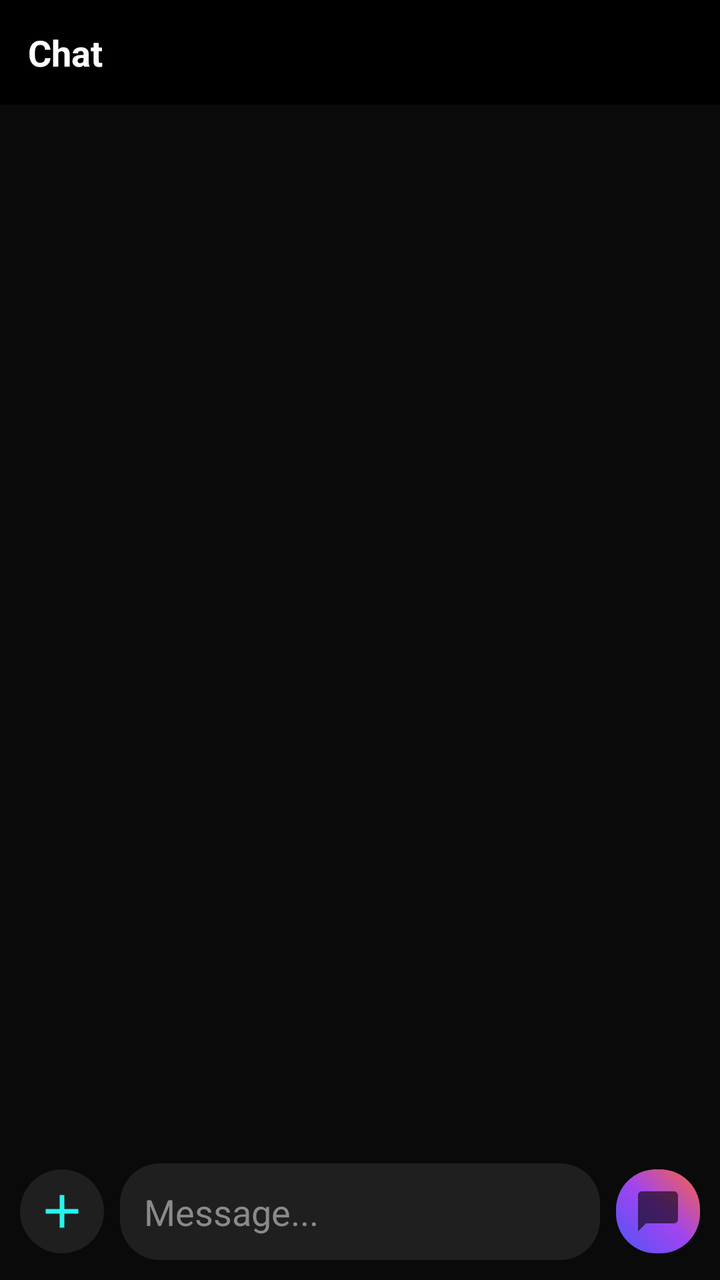
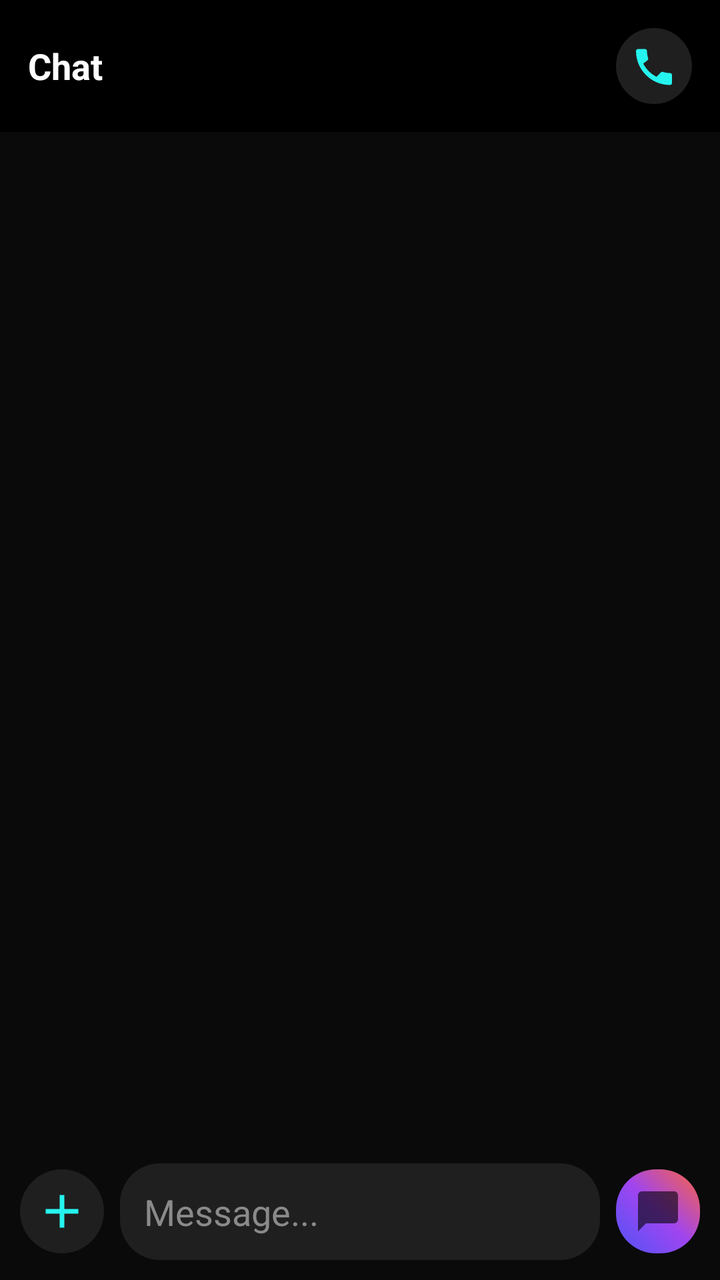

Screens rendered from an Android XML layout before and after an edit, with the pre-edit source and the edit as a unified diff.
<!-- AndroidManifest.xml: application theme Theme.BlankCT -->
<!-- res/layout/activity_chat.xml -->
<?xml version="1.0" encoding="utf-8"?>
<LinearLayout xmlns:android="http://schemas.android.com/apk/res/android"
    xmlns:app="http://schemas.android.com/apk/res-auto"
    android:layout_width="match_parent"
    android:layout_height="match_parent"
    android:orientation="vertical"
    android:background="@color/dark_bg">

    <LinearLayout
        android:layout_width="match_parent"
        android:layout_height="wrap_content"
        android:orientation="horizontal"
        android:gravity="center_vertical"
        android:background="@color/black"
        android:padding="14dp">

        <TextView
            android:id="@+id/tv_chat_header_title"
            android:layout_width="0dp"
            android:layout_height="wrap_content"
            android:layout_weight="1"
            android:text="Chat"
            android:textColor="@color/white"
            android:textSize="18sp"
            android:textStyle="bold" />

    </LinearLayout>

    <androidx.recyclerview.widget.RecyclerView
        android:id="@+id/rv_messages"
        android:layout_width="match_parent"
        android:layout_height="0dp"
        android:layout_weight="1"
        android:padding="8dp" />

    <LinearLayout
        android:layout_width="match_parent"
        android:layout_height="wrap_content"
        android:orientation="horizontal"
        android:gravity="center_vertical"
        android:background="@color/dark_bg"
        android:padding="10dp">

        <ImageButton
            android:id="@+id/btn_attach"
            android:layout_width="42dp"
            android:layout_height="42dp"
            android:background="@drawable/circle_icon_bg"
            android:src="@drawable/ic_add"
            app:tint="@color/tiktok_cyan"
            android:contentDescription="Attach" />

        <EditText
            android:id="@+id/et_message"
            android:layout_width="0dp"
            android:layout_height="wrap_content"
            android:layout_weight="1"
            android:hint="Message..."
            android:textColorHint="@color/text_secondary"
            android:textColor="@color/white"
            android:background="@drawable/bubble_received"
            android:padding="12dp"
            android:layout_marginHorizontal="8dp" />

        <ImageButton
            android:id="@+id/btn_send"
            android:layout_width="42dp"
            android:layout_height="42dp"
            android:background="@drawable/bubble_gradient_sent"
            android:src="@drawable/ic_chat"
            android:contentDescription="Send" />

    </LinearLayout>

</LinearLayout>
<!-- resources referenced by this layout -->
<resources>
  <color name="black">#000000</color>
  <color name="dark_bg">#0A0A0A</color>
  <color name="text_secondary">#8A8A8A</color>
  <color name="tiktok_cyan">#25F4EE</color>
  <color name="white">#FFFFFF</color>
  <!-- drawable bubble_gradient_sent (drawable) -->
  <?xml version="1.0" encoding="utf-8"?>
  <shape xmlns:android="http://schemas.android.com/apk/res/android">
      <gradient
          android:startColor="#4E54F6"
          android:centerColor="#A045F0"
          android:endColor="#FB6340"
          android:angle="45" />
      <corners android:radius="20dp" />
  </shape>
  <!-- drawable bubble_received (drawable) -->
  <?xml version="1.0" encoding="utf-8"?>
  <shape xmlns:android="http://schemas.android.com/apk/res/android">
      <solid android:color="#1F1F1F" />
      <corners android:radius="20dp" />
  </shape>
  <!-- drawable circle_icon_bg (drawable) -->
  <?xml version="1.0" encoding="utf-8"?>
  <shape xmlns:android="http://schemas.android.com/apk/res/android">
      <solid android:color="#1F1F1F" />
      <corners android:radius="999dp" />
  </shape>
  <!-- drawable ic_add (drawable) -->
  <vector xmlns:android="http://schemas.android.com/apk/res/android"
      android:width="28dp"
      android:height="28dp"
      android:viewportWidth="24"
      android:viewportHeight="24"
      android:tint="?attr/colorControlNormal">
      <path
          android:fillColor="@android:color/white"
          android:pathData="M19,13h-6v6h-2v-6H5v-2h6V5h2v6h6v2z" />
  </vector>
  <!-- drawable ic_chat (drawable) -->
  <vector xmlns:android="http://schemas.android.com/apk/res/android"
      android:width="24dp"
      android:height="24dp"
      android:viewportWidth="24"
      android:viewportHeight="24"
      android:tint="?attr/colorControlNormal">
      <path
          android:fillColor="@android:color/white"
          android:pathData="M20,2H4C2.9,2 2,2.9 2,4v18l4,-4h14c1.1,0 2,-0.9 2,-2V4C22,2.9 21.1,2 20,2z" />
  </vector>
  <style name="Theme.BlankCT" parent="Theme.MaterialComponents.DayNight.NoActionBar">
          <item name="colorPrimary">@color/tiktok_red</item>
          <item name="colorPrimaryVariant">@color/tiktok_red</item>
          <item name="colorOnPrimary">@color/white</item>
          <item name="colorSecondary">@color/tiktok_cyan</item>
          <item name="colorSecondaryVariant">@color/tiktok_cyan</item>
          <item name="colorOnSecondary">@color/black</item>
          <item name="android:statusBarColor">@color/black</item>
          <item name="android:navigationBarColor">@color/black</item>
          <item name="android:windowBackground">@color/dark_bg</item>
          <item name="android:windowLightStatusBar">false</item>
          <item name="colorSurface">@color/surface_dark</item>
          <item name="colorOnSurface">@color/white</item>
      </style>
  <color name="tiktok_red">#FE2C55</color>
  <color name="surface_dark">#161616</color>
</resources>

<!-- the commit's change to res/layout/activity_chat.xml (unified diff, before → after) -->
@@ -23,6 +23,15 @@
             android:textColor="@color/white"
             android:textSize="18sp"
             android:textStyle="bold" />
+
+        <ImageButton
+            android:id="@+id/btn_call"
+            android:layout_width="38dp"
+            android:layout_height="38dp"
+            android:background="@drawable/circle_icon_bg"
+            android:src="@drawable/ic_call_accept"
+            app:tint="@color/tiktok_cyan"
+            android:contentDescription="Call" />
 
     </LinearLayout>
 
<!-- resource entries referenced after the edit -->
@@ -38,6 +38,17 @@
           android:fillColor="@android:color/white"
           android:pathData="M19,13h-6v6h-2v-6H5v-2h6V5h2v6h6v2z" />
   </vector>
+  <!-- drawable ic_call_accept (drawable) -->
+  <vector xmlns:android="http://schemas.android.com/apk/res/android"
+      android:width="24dp"
+      android:height="24dp"
+      android:viewportWidth="24"
+      android:viewportHeight="24"
+      android:tint="#FFFFFF">
+      <path
+          android:fillColor="#FF000000"
+          android:pathData="M6.62,10.79c1.44,2.83 3.76,5.14 6.59,6.59l2.2,-2.2c0.27,-0.27 0.67,-0.36 1.02,-0.24c1.12,0.37 2.33,0.57 3.57,0.57c0.55,0 1,0.45 1,1L21,20.5c0,0.55 -0.45,1 -1,1c-9.39,0 -17,-7.61 -17,-17c0,-0.55 0.45,-1 1,-1h3.5c0.55,0 1,0.45 1,1c0,1.25 0.2,2.45 0.57,3.57c0.11,0.35 0.03,0.74 -0.25,1.02L6.62,10.79z" />
+  </vector>
   <!-- drawable ic_chat (drawable) -->
   <vector xmlns:android="http://schemas.android.com/apk/res/android"
       android:width="24dp"
